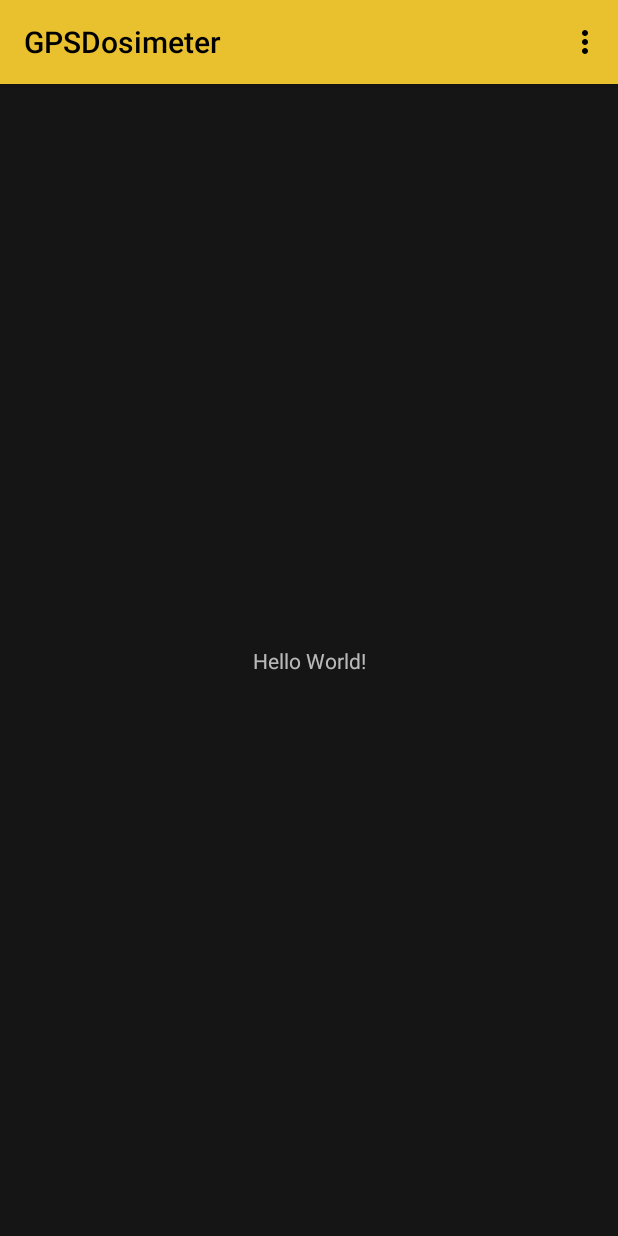
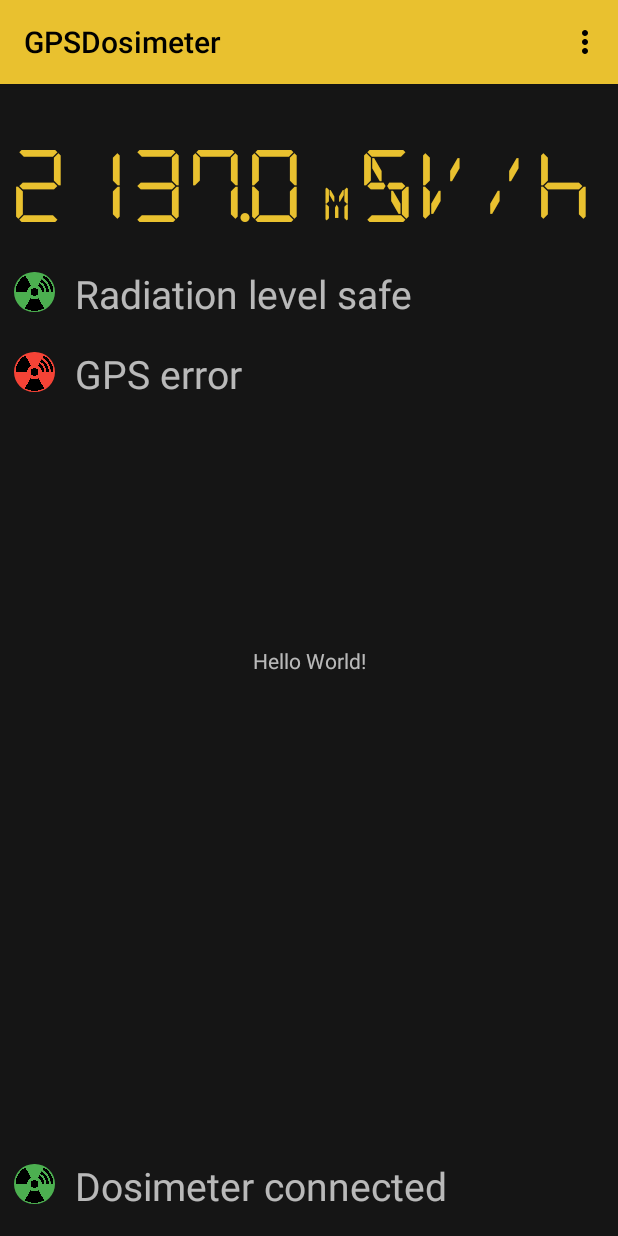
Before and after one commit to lukasz-drzensla/GPSDosimeter, an Android app: the screen it shows after launch (MainActivity), on a phone screen of 412 x 824 dp. Run offline under Robolectric (Android 15) with nearby library versions, the phone set to English and light mode, and no system bars; 12 statements that could not run were skipped.

Commit message:
Main activity interface setup, added fonts for radiation display

```diff
--- a/app/src/main/AndroidManifest.xml
+++ b/app/src/main/AndroidManifest.xml
@@ -14,7 +14,8 @@
         tools:targetApi="31">
         <activity
             android:name=".MainActivity"
-            android:exported="true">
+            android:exported="true"
+            android:screenOrientation="portrait" >
             <intent-filter>
                 <action android:name="android.intent.action.MAIN" />
 
--- /dev/null
+++ b/app/src/main/res/font/sseg.xml
@@ -0,0 +1,4 @@
+<?xml version="1.0" encoding="utf-8"?>
+<font-family xmlns:app="http://schemas.android.com/apk/res-auto">
+    <font app:fontStyle="normal" app:font="@font/dseg7" />
+</font-family>
--- a/app/src/main/res/layout/activity_main.xml
+++ b/app/src/main/res/layout/activity_main.xml
@@ -17,4 +17,131 @@
         app:layout_constraintStart_toStartOf="parent"
         app:layout_constraintTop_toTopOf="parent" />
 
+    <TextView
+        android:id="@+id/value_txt"
+        android:layout_width="wrap_content"
+        android:layout_height="wrap_content"
+        android:fontFamily="@font/dseg7"
+        android:text="2137.0"
+        android:textColor="@color/rad_yellow"
+        android:textSize="48sp"
+        app:layout_constraintBottom_toBottomOf="parent"
+        app:layout_constraintEnd_toEndOf="parent"
+        app:layout_constraintHorizontal_bias="0.027"
+        app:layout_constraintStart_toStartOf="parent"
+        app:layout_constraintTop_toTopOf="parent"
+        app:layout_constraintVertical_bias="0.061" />
+
+    <TextView
+        android:id="@+id/val_m_txt"
+        android:layout_width="wrap_content"
+        android:layout_height="wrap_content"
+        android:layout_marginStart="12dp"
+        android:fontFamily="@font/dseg14"
+        android:text="m"
+        android:textColor="@color/rad_yellow"
+        android:textSize="24sp"
+        app:layout_constraintBottom_toBottomOf="@+id/value_txt"
+        app:layout_constraintStart_toEndOf="@+id/value_txt" />
+
+    <TextView
+        android:id="@+id/val_h_txt"
+        android:layout_width="wrap_content"
+        android:layout_height="wrap_content"
+        android:fontFamily="@font/dseg7"
+        android:text="h"
+        android:textColor="@color/rad_yellow"
+        android:textSize="48sp"
+        app:layout_constraintBottom_toBottomOf="@+id/val_sv_txt"
+        app:layout_constraintEnd_toEndOf="parent"
+        app:layout_constraintHorizontal_bias="0.0"
+        app:layout_constraintStart_toEndOf="@+id/val_sv_txt" />
+
+    <TextView
+        android:id="@+id/val_sv_txt"
+        android:layout_width="wrap_content"
+        android:layout_height="wrap_content"
+        android:layout_marginStart="4dp"
+        android:fontFamily="@font/dseg14"
+        android:text="Sv/"
+        android:textColor="@color/rad_yellow"
+        android:textSize="48sp"
+        app:layout_constraintBottom_toBottomOf="@+id/val_m_txt"
+        app:layout_constraintStart_toEndOf="@+id/val_m_txt" />
+
+    <com.google.android.material.imageview.ShapeableImageView
+        android:id="@+id/rad_status_led"
+        android:layout_width="38sp"
+        android:layout_height="37sp"
+        android:layout_marginStart="4dp"
+        android:layout_marginTop="120dp"
+        android:background="@color/rad_green"
+        android:padding="5sp"
+        android:src="@drawable/logo_square_trans_fore"
+        app:layout_constraintStart_toStartOf="parent"
+        app:layout_constraintTop_toTopOf="parent"
+        app:shapeAppearanceOverlay="@style/circleImageView"
+        app:strokeColor="@android:color/darker_gray"
+        app:strokeWidth="00dp" />
+
+    <TextView
+        android:id="@+id/rad_status_txt"
+        android:layout_width="wrap_content"
+        android:layout_height="wrap_content"
+        android:layout_marginStart="8dp"
+        android:text="@string/rad_status_OK"
+        android:textSize="26sp"
+        app:layout_constraintBottom_toBottomOf="@+id/rad_status_led"
+        app:layout_constraintStart_toEndOf="@+id/rad_status_led" />
+
+    <com.google.android.material.imageview.ShapeableImageView
+        android:id="@+id/gps_status_led"
+        android:layout_width="38sp"
+        android:layout_height="37sp"
+        android:layout_marginTop="16dp"
+        android:background="@color/rad_red"
+        android:padding="5sp"
+        android:src="@drawable/logo_square_trans_fore"
+        app:layout_constraintStart_toStartOf="@+id/rad_status_led"
+        app:layout_constraintTop_toBottomOf="@+id/rad_status_led"
+        app:shapeAppearanceOverlay="@style/circleImageView"
+        app:strokeColor="@android:color/darker_gray"
+        app:strokeWidth="00dp" />
+
+    <TextView
+        android:id="@+id/gps_status_txt"
+        android:layout_width="wrap_content"
+        android:layout_height="wrap_content"
+        android:layout_marginStart="8dp"
+        android:text="@string/gps_status_ERR"
+        android:textSize="26sp"
+        app:layout_constraintBottom_toBottomOf="@+id/gps_status_led"
+        app:layout_constraintStart_toEndOf="@+id/gps_status_led" />
+
+    <TextView
+        android:id="@+id/conn_status_txt"
+        android:layout_width="wrap_content"
+        android:layout_height="wrap_content"
+        android:layout_marginStart="8dp"
+        android:text="@string/conn_status_OK"
+        android:textSize="26sp"
+        app:layout_constraintBottom_toBottomOf="@+id/conn_status_led"
+        app:layout_constraintStart_toEndOf="@+id/conn_status_led" />
+
+    <com.google.android.material.imageview.ShapeableImageView
+        android:id="@+id/conn_status_led"
+        android:layout_width="38sp"
+        android:layout_height="37sp"
+        android:layout_marginStart="4dp"
+        android:layout_marginBottom="16dp"
+        android:background="@color/rad_green"
+        android:padding="5sp"
+        android:src="@drawable/logo_square_trans_fore"
+        app:layout_constraintBottom_toBottomOf="parent"
+        app:layout_constraintStart_toStartOf="parent"
+        app:shapeAppearanceOverlay="@style/circleImageView"
+        app:strokeColor="@android:color/darker_gray"
+        app:strokeWidth="00dp" />
+
+
 </androidx.constraintlayout.widget.ConstraintLayout>
--- a/app/src/main/res/menu/main_menu.xml
+++ b/app/src/main/res/menu/main_menu.xml
@@ -9,4 +9,7 @@
         android:id="@+id/open_map_btn"
         android:title="@string/open_map_menu_item" />
 
+    <item
+        android:id="@+id/settings"
+        android:title="@string/settings_menu_item" />
 </menu>
--- a/app/src/main/res/values/colors.xml
+++ b/app/src/main/res/values/colors.xml
@@ -2,6 +2,8 @@
 <resources>
     <color name="rad_yellow">#e9c12f</color>
     <color name="rad_yellow_dark">#ab8d22</color>
+    <color name="rad_green">#4CAF50</color>
+    <color name="rad_red">#F44336</color>
     <color name="rad_dark_gray">#151515</color>
     <color name="black">#FF000000</color>
     <color name="white">#FFFFFFFF</color>
--- a/app/src/main/res/values/strings.xml
+++ b/app/src/main/res/values/strings.xml
@@ -1,6 +1,18 @@
 <resources>
     <string name="app_name">GPSDosimeter</string>
 
+
     <string name="calibrate_menu_item">Calibrate</string>
     <string name="open_map_menu_item">Open radiation map</string>
+    <string name="settings_menu_item">Settings</string>
+
+    <string name="rad_status_OK">Radiation level safe</string>
+    <string name="rad_status_NO_MEAS">No measurement</string>
+    <string name="rad_status_BAD">Radiation level unsafe!</string>
+    <string name="gps_status_OK">GPS connected</string>
+    <string name="gps_status_disconnected">@string/conn_status_ERR</string>
+    <string name="gps_status_ERR">GPS error</string>
+    <string name="conn_status_OK">Dosimeter connected</string>
+    <string name="conn_status_ERR">Dosimeter disconnected</string>
+
 </resources>
--- /dev/null
+++ b/app/src/main/res/values/styles.xml
@@ -0,0 +1,8 @@
+<?xml version="1.0" encoding="utf-8"?>
+<resources>
+
+    <style name="circleImageView" parent="">
+        <item name="cornerFamily">rounded</item>
+        <item name="cornerSize">50%</item>
+    </style>
+</resources>
```
Also changed, not shown: app/src/main/res/drawable/logo_square_trans_fore.png (added), app/src/main/res/font/dseg14.ttf (added), app/src/main/res/font/dseg7.ttf (added).
